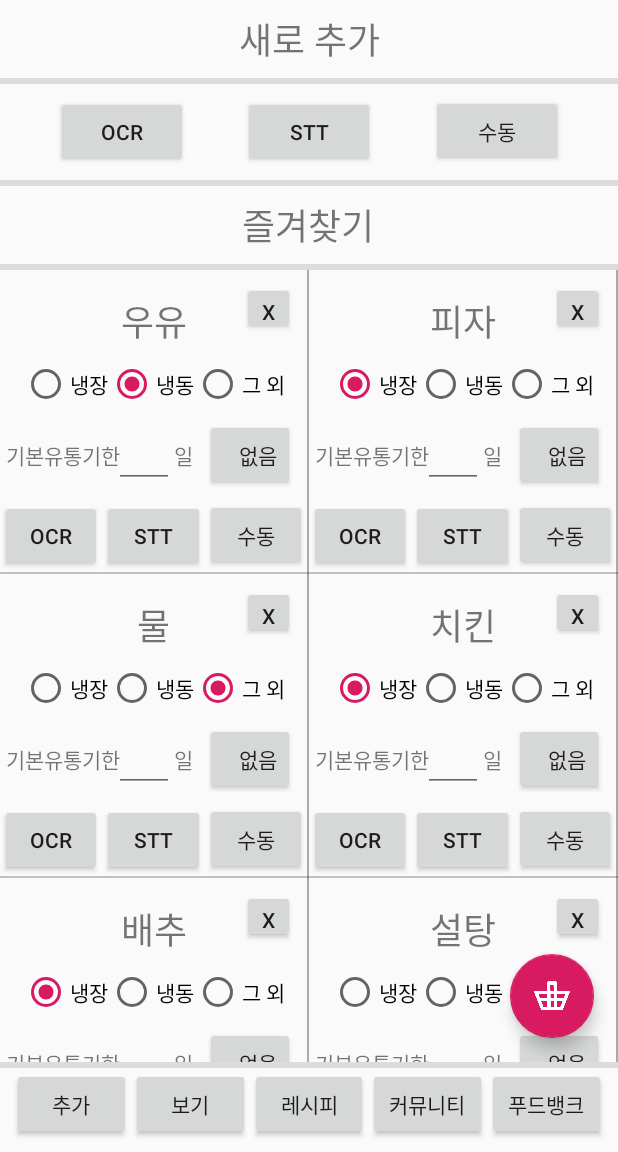
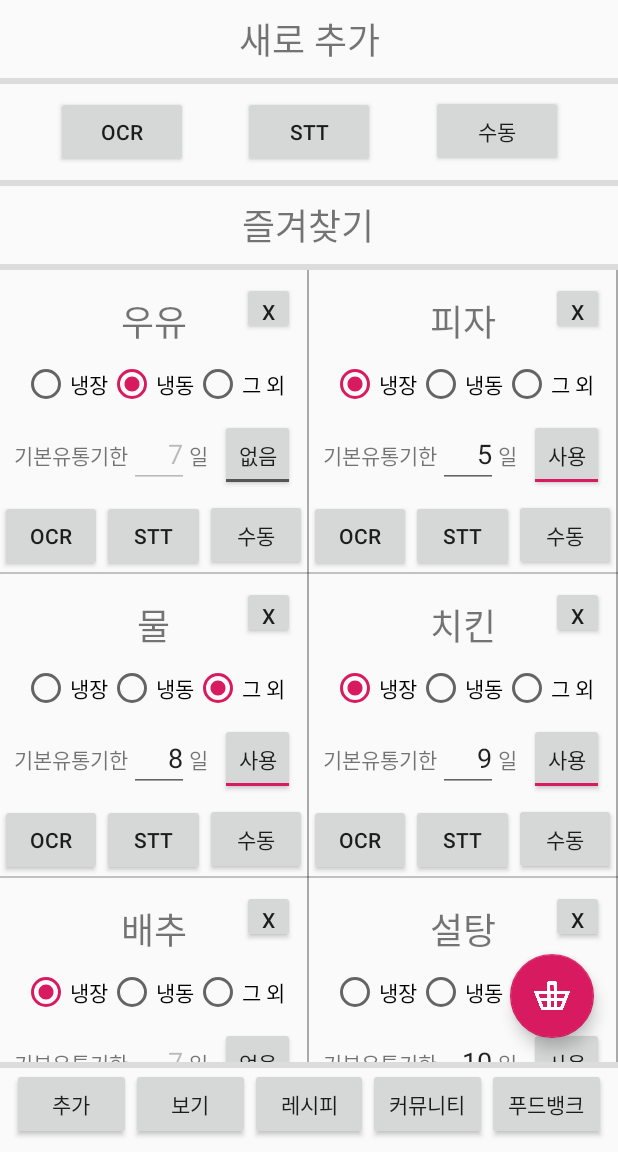
Before and after one commit to jiki94/CapstoneDesign, an Android app: the screen it shows after launch (MainActivity), after a tap on "추가", on a phone screen of 412 x 824 dp, the part 84-1236 px from its top. Run offline under Robolectric (Android 15) with nearby library versions, the phone set to English and light mode, and no system bars; our stand-ins replace Room's generated code; libraries missing offline, so code that uses them is left out: com.jakewharton.threetenabp; 1 statement that could not run was skipped.

Commit message:
몇일후 생성
몇일후 기능 추가함
즐겨찾기, NES 다이얼로그 바꿈

```diff
--- a/app/app/src/main/java/com/example/expirationdateapp/AppContainer.java
+++ b/app/app/src/main/java/com/example/expirationdateapp/AppContainer.java
@@ -35,13 +35,13 @@ public class AppContainer {
                             @Override
                             public void run() {
                                 ArrayList<Favorite> data = new ArrayList<>(Arrays.asList(
-                                    new Favorite("우유", StoredType.FROZEN),
-                                    new Favorite("피자", StoredType.COLD),
-                                    new Favorite("물", StoredType.ELSE),
-                                    new Favorite("치킨", StoredType.COLD),
-                                    new Favorite("배추", StoredType.COLD),
-                                    new Favorite("설탕", StoredType.ELSE),
-                                    new Favorite("아이스크림", StoredType.COLD)
+                                    new Favorite("우유", StoredType.FROZEN, 7, false),
+                                    new Favorite("피자", StoredType.COLD, 5, true),
+                                    new Favorite("물", StoredType.ELSE, 8, true),
+                                    new Favorite("치킨", StoredType.COLD, 9, true),
+                                    new Favorite("배추", StoredType.COLD, 7, false),
+                                    new Favorite("설탕", StoredType.ELSE, 10, true),
+                                    new Favorite("아이스크림", StoredType.COLD, 4, true)
                                     ));
 
                                 for (Favorite favorite : data)
--- a/app/app/src/main/java/com/example/expirationdateapp/add/FavoriteRecyclerViewAdapter.java
+++ b/app/app/src/main/java/com/example/expirationdateapp/add/FavoriteRecyclerViewAdapter.java
@@ -2,13 +2,18 @@ package com.example.expirationdateapp.add;
 
 import android.content.Context;
 import android.content.Intent;
+import android.text.Editable;
+import android.text.TextWatcher;
 import android.view.LayoutInflater;
 import android.view.View;
 import android.view.ViewGroup;
 import android.widget.Button;
+import android.widget.CompoundButton;
+import android.widget.EditText;
 import android.widget.RadioGroup;
 import android.widget.TextView;
 import android.widget.Toast;
+import android.widget.ToggleButton;
 
 import androidx.annotation.NonNull;
 import androidx.fragment.app.DialogFragment;
@@ -23,6 +28,7 @@ import com.example.expirationdateapp.R;
 import com.example.expirationdateapp.db.StoredType;
 
 import java.util.ArrayList;
+import java.util.EnumSet;
 import java.util.List;
 
 import static com.example.expirationdateapp.add.AddFragment.REQUEST_CODE_OCR_ACT;
@@ -32,7 +38,7 @@ import static com.example.expirationdateapp.add.AddFragment.REQUEST_CODE_STT_ACT
 public class FavoriteRecyclerViewAdapter extends RecyclerView.Adapter<FavoriteRecyclerViewAdapter.FavoriteViewHolder> {
     @NonNull private Context context;
     @NonNull private List<Favorite> data;
-    @NonNull private DBRelatedListener deletedListener;
+    @NonNull private DBRelatedListener dbRelatedListener;
     @NonNull private AddFragmentDialogManager dialogManager;
     @NonNull private Fragment fragment;
 
@@ -43,6 +49,8 @@ public class FavoriteRecyclerViewAdapter extends RecyclerView.Adapter<FavoriteRe
         private Button stt;
         private Button manual;
         private RadioGroup stored;
+        private ToggleButton useDefaultED;
+        private EditText defaultED;
 
         FavoriteViewHolder(View view){
             super(view);
@@ -53,11 +61,25 @@ public class FavoriteRecyclerViewAdapter extends RecyclerView.Adapter<FavoriteRe
             stt = view.findViewById(R.id.favoriteItem_button_stt);
             manual = view.findViewById(R.id.favoriteItem_button_manual);
             stored = view.findViewById(R.id.favoriteItem_radioGroup_stored);
+            useDefaultED = view.findViewById(R.id.favoriteItem_toggle_expiry_date);
+            defaultED = view.findViewById(R.id.favoriteItem_edit_expiry_date);
         }
     }
 
-    public enum Payload{
-        STORED_CHANGED
+    enum PayloadEnum{
+        STORED_CHANGED, DEFAULT_ED_CHANGED
+    }
+
+    static class Payload{
+        private EnumSet<PayloadEnum> flags;
+
+        Payload(){
+            flags = EnumSet.noneOf(PayloadEnum.class);
+        }
+
+        void set(PayloadEnum setting){
+            flags.add(setting);
+        }
     }
 
     FavoriteRecyclerViewAdapter(@NonNull Context context, @NonNull ArrayList<Favorite> data,
@@ -65,7 +87,7 @@ public class FavoriteRecyclerViewAdapter extends RecyclerView.Adapter<FavoriteRe
                                        @NonNull Fragment fragment){
         this.context = context;
         this.data = data;
-        this.deletedListener = listener;
+        this.dbRelatedListener = listener;
         this.dialogManager = dialogManager;
         this.fragment = fragment;
     }
@@ -90,11 +112,10 @@ public class FavoriteRecyclerViewAdapter extends RecyclerView.Adapter<FavoriteRe
 
         for (Object obj : payloads) {
             Payload payload = (Payload) obj;
-            if (payload == Payload.STORED_CHANGED){
+            if (payload.flags.contains(PayloadEnum.STORED_CHANGED))
                 updateHolderStoredType(holder, datum.stored);
-            }else{
-                throw new IllegalArgumentException(FavoriteRecyclerViewAdapter.class.getName() + " does not support " + payload.toString());
-            }
+            if (payload.flags.contains(PayloadEnum.DEFAULT_ED_CHANGED))
+                updateHolderED(holder, datum.defaultED, datum.usingDefaultED);
         }
     }
 
@@ -102,14 +123,37 @@ public class FavoriteRecyclerViewAdapter extends RecyclerView.Adapter<FavoriteRe
     public void onBindViewHolder(@NonNull final FavoriteViewHolder holder, final int position) {
         final Favorite datum = data.get(position);
 
-        holder.name.setText(datum.name);
+        // 뷰에 리스너들 세팅
+        holder.useDefaultED.setOnCheckedChangeListener(new CompoundButton.OnCheckedChangeListener() {
+            @Override
+            public void onCheckedChanged(CompoundButton buttonView, boolean isChecked) {
+                datum.usingDefaultED = isChecked;
+                dbRelatedListener.onDefaultExpiryDateChanged(datum);
+            }
+        });
 
-        updateHolderStoredType(holder, datum.stored);
+        holder.defaultED.addTextChangedListener(new TextWatcher() {
+            @Override
+            public void beforeTextChanged(CharSequence s, int start, int count, int after) {
+
+            }
+
+            @Override
+            public void onTextChanged(CharSequence s, int start, int before, int count) {
+
+            }
+
+            @Override
+            public void afterTextChanged(Editable s) {
+                datum.defaultED = Integer.decode(s.toString());
+                dbRelatedListener.onDefaultExpiryDateChanged(datum);
+            }
+        });
 
         holder.del.setOnClickListener(new View.OnClickListener() {
             @Override
             public void onClick(View v) {
-                deletedListener.onDeletedClicked(datum);
+                dbRelatedListener.onDeletedClicked(datum);
             }
         });
 
@@ -141,7 +185,8 @@ public class FavoriteRecyclerViewAdapter extends RecyclerView.Adapter<FavoriteRe
             @Override
             public void onClick(View v) {
                 Toast.makeText(context, "Manual: " + datum.toString(), Toast.LENGTH_SHORT).show();
-                DialogFragment dialog = dialogManager.getAddManualDialogFragment(datum.name, null, datum.stored);
+                DialogFragment dialog = dialogManager.getAddManualDialogFragment(datum.name,
+                        datum.defaultED, datum.usingDefaultED, datum.stored);
                 dialog.show(dialogManager.getFragmentManager(), "Recyclcer_item_add_manual");
             }
         });
@@ -159,9 +204,14 @@ public class FavoriteRecyclerViewAdapter extends RecyclerView.Adapter<FavoriteRe
                     throw new RuntimeException("There is no radio button corresponding to id");
                 }
 
-                deletedListener.onStoredChanged(datum);
+                dbRelatedListener.onStoredChanged(datum);
             }
         });
+
+
+        holder.name.setText(datum.name);
+        updateHolderStoredType(holder, datum.stored);
+        updateHolderED(holder, datum.defaultED, datum.usingDefaultED);
     }
 
     private static void updateHolderStoredType(@NonNull FavoriteViewHolder holder, @NonNull StoredType stored){
@@ -180,6 +230,12 @@ public class FavoriteRecyclerViewAdapter extends RecyclerView.Adapter<FavoriteRe
         }
     }
 
+    private static void updateHolderED(@NonNull FavoriteViewHolder holder, int defaultED, boolean usingDefaultED){
+        holder.useDefaultED.setChecked(usingDefaultED);
+        holder.defaultED.setEnabled(usingDefaultED);
+        holder.defaultED.setText(String.valueOf(defaultED));
+    }
+
     @Override
     public int getItemCount() {
         return data.size();
@@ -196,5 +252,6 @@ public class FavoriteRecyclerViewAdapter extends RecyclerView.Adapter<FavoriteRe
     public interface DBRelatedListener {
         void onDeletedClicked(Favorite clickedFavorite);
         void onStoredChanged(Favorite changedFavorite);
+        void onDefaultExpiryDateChanged(Favorite changedFavorite);
     }
 }
--- a/app/app/src/main/java/com/example/expirationdateapp/db/Favorite.java
+++ b/app/app/src/main/java/com/example/expirationdateapp/db/Favorite.java
@@ -11,6 +11,8 @@ import java.util.Objects;
 // 즐겨찾기를 나타내는 클래스
 @Entity
 public class Favorite {
+    public static final int BASIC_DEFAULT_ED = 7;
+
     @PrimaryKey
     @NonNull
     public String name;
@@ -19,9 +21,14 @@ public class Favorite {
     @TypeConverters(StoredTypeConverter.class)
     public StoredType stored;
 
-    public Favorite(String name, StoredType stored){
+    public int defaultED;
+    public boolean usingDefaultED;
+
+    public Favorite(String name, StoredType stored, int defaultED, boolean usingDefaultED){
         this.name = name;
         this.stored = stored;
+        this.defaultED = defaultED;
+        this.usingDefaultED = usingDefaultED;
     }
 
     @Override
@@ -32,7 +39,7 @@ public class Favorite {
 
     @Override
     public int hashCode() {
-        return Objects.hash(name, stored);
+        return Objects.hash(name, stored, defaultED, usingDefaultED);
     }
 
     @Override
@@ -41,6 +48,7 @@ public class Favorite {
             return false;
 
         Favorite other = (Favorite) obj;
-        return name.equals(other.name) && stored == other.stored;
+        return name.equals(other.name) && stored == other.stored && defaultED == other.defaultED &&
+                usingDefaultED == other.usingDefaultED;
     }
 }
--- a/app/app/src/main/res/layout/item_favorite.xml
+++ b/app/app/src/main/res/layout/item_favorite.xml
@@ -95,7 +95,7 @@
         android:layout_marginEnd="8dp"
         android:text="@string/text_day"
         app:layout_constraintBaseline_toBaselineOf="@+id/favoriteItem_edit_expiry_date"
-        app:layout_constraintEnd_toStartOf="@+id/favoriteItem_button_expiry_date_none" />
+        app:layout_constraintEnd_toStartOf="@+id/favoriteItem_toggle_expiry_date" />
 
     <TextView
         android:id="@+id/favoriteItem_text_default_expiry_desc"
@@ -120,13 +120,15 @@
         app:layout_constraintTop_toBottomOf="@+id/favoriteItem_radioGroup_stored"
         tools:text="23" />
 
-    <Button
-        android:id="@+id/favoriteItem_button_expiry_date_none"
-        android:layout_width="60dp"
+    <ToggleButton
+        android:id="@+id/favoriteItem_toggle_expiry_date"
+        android:layout_width="50dp"
         android:layout_height="wrap_content"
         android:layout_marginEnd="8dp"
         android:text="@string/button_empty"
         android:textAlignment="viewEnd"
+        android:textOff="@string/button_empty"
+        android:textOn="@string/button_using"
         app:layout_constraintBaseline_toBaselineOf="@+id/favoriteItem_edit_expiry_date"
         app:layout_constraintEnd_toEndOf="parent" />
 
--- a/app/app/src/main/res/values/strings.xml
+++ b/app/app/src/main/res/values/strings.xml
@@ -51,4 +51,5 @@
     <string name="text_default_expiry_date">기본유통기한</string>
     <string name="text_day">일</string>
     <string name="text_day_after">몇일후</string>
+    <string name="button_using">사용</string>
 </resources>
```
Also changed, not shown: app/app/src/main/java/com/example/expirationdateapp/add/AddFavoriteDialogFragment.java (added, +162 -0 lines), app/app/src/main/java/com/example/expirationdateapp/add/AddFragment.java (+22 -16 lines), app/app/src/main/java/com/example/expirationdateapp/add/AddFragmentDialogManager.java (+12 -1 lines), app/app/src/main/java/com/example/expirationdateapp/add/FavoriteDiffUtilCallBack.java (+9 -1 lines), app/app/src/main/java/com/example/expirationdateapp/add/NESDialogFragment.java (+49 -14 lines), app/app/src/main/res/layout/dialog_add_favorite.xml (added, +119 -0 lines).
